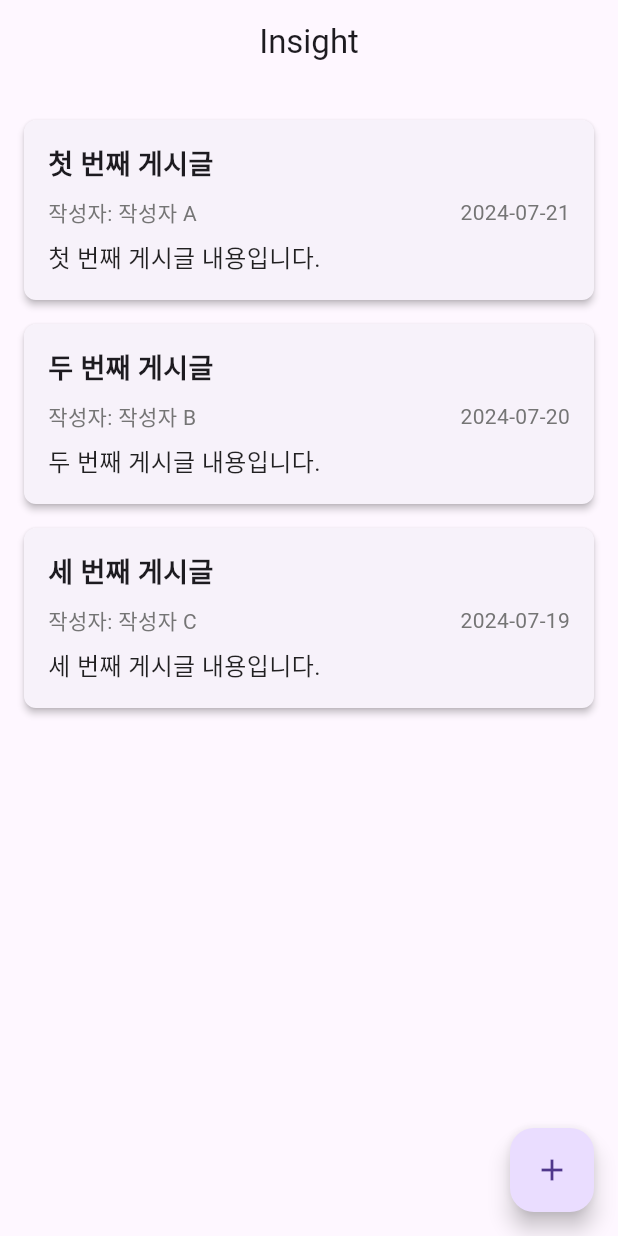
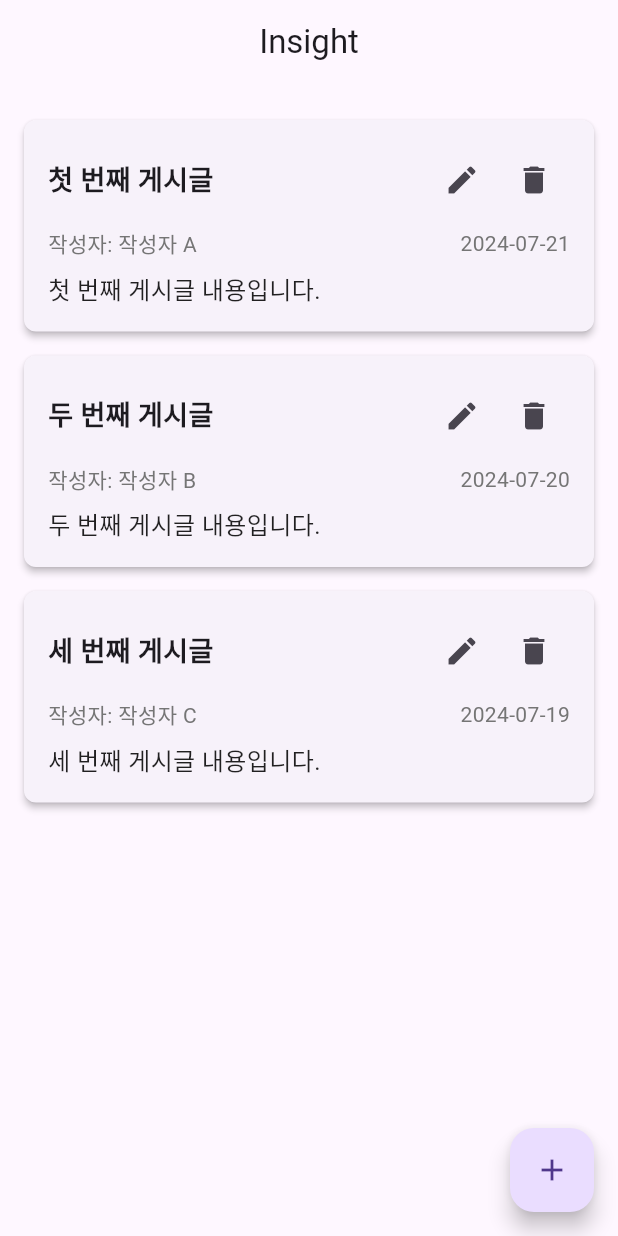
Before and after one commit to htcmw/board, a Flutter app: the screen it shows after launch, on a phone screen of 412 x 824 dp. Run offline on Flutter 3.47's test engine with Material 3 defaults, Android fonts, the phone set to English and light mode, and no system bars.

Commit message:
create edit, delete function

```diff
--- a/lib/post_item.dart
+++ b/lib/post_item.dart
@@ -5,6 +5,8 @@ class PostItem extends StatelessWidget {
   final String author;
   final String date;
   final String content;
+  final VoidCallback onEdit;
+  final VoidCallback onDelete;
 
   const PostItem({
     super.key,
@@ -12,6 +14,8 @@ class PostItem extends StatelessWidget {
     required this.author,
     required this.date,
     required this.content,
+    required this.onEdit,
+    required this.onDelete,
   });
 
   @override
@@ -27,12 +31,29 @@ class PostItem extends StatelessWidget {
         child: Column(
           crossAxisAlignment: CrossAxisAlignment.start,
           children: [
+            Row(
+              mainAxisAlignment: MainAxisAlignment.spaceBetween,
+              children: [
                 Text(
                   title,
                   style: const TextStyle(
                     fontSize: 18.0,
                     fontWeight: FontWeight.bold,
                   ),
+                ),
+                Row(
+                  children: [
+                    IconButton(
+                      icon: Icon(Icons.edit),
+                      onPressed: onEdit,
+                    ),
+                    IconButton(
+                      icon: Icon(Icons.delete),
+                      onPressed: onDelete,
+                    ),
+                  ],
+                ),
+              ],
             ),
             const SizedBox(height: 8.0),
             Row(
```
Also changed, not shown: lib/edit_post_page.dart (added, +80 -0 lines), lib/list_post_page.dart (+28 -2 lines). Lines whose indentation alone changed are shown as unchanged.
